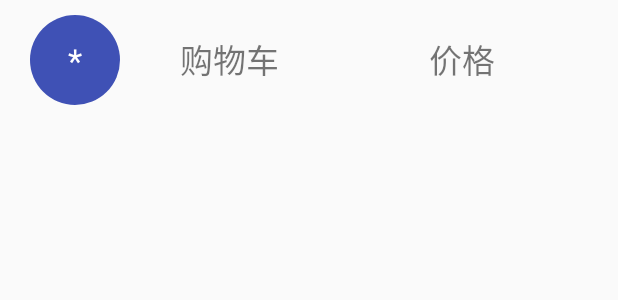
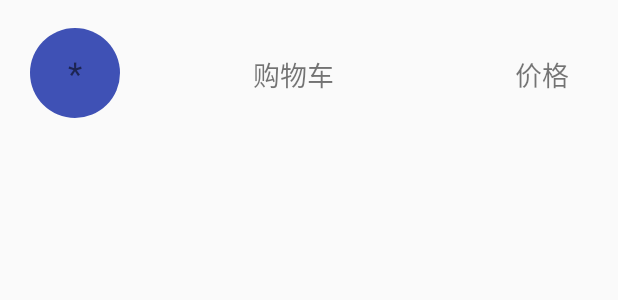
Before and after one commit to LQH1997/AndroidDevelope, an Android app: the layout shopping_cart.xml on its own in the app's theme, with its tools: preview values and no code run, on a phone screen of 412 x 824 dp. Shown: the top 300 px of the screen. Run offline under Robolectric (Android 15) with nearby library versions, the light colour scheme and no system bars.

Commit message:
so difficult I can't do it

```diff
--- a/Lab5/app/src/main/res/layout/shopping_cart.xml
+++ b/Lab5/app/src/main/res/layout/shopping_cart.xml
@@ -1,57 +1,57 @@
 <?xml version="1.0" encoding="utf-8"?>
-<LinearLayout xmlns:android="http://schemas.android.com/apk/res/android"
-    android:orientation="vertical"
+<RelativeLayout xmlns:android="http://schemas.android.com/apk/res/android"
+    android:orientation="horizontal"
     android:layout_width="match_parent"
-    android:layout_height="80dp"
+    android:layout_height="match_parent"
     >
 
     <LinearLayout
         android:layout_width="match_parent"
-        android:layout_height="match_parent"
+        android:layout_height="80dp"
         android:orientation="horizontal">
-
         <TextView
+            android:layout_width="60dp"
+            android:layout_height="60dp"
             android:layout_marginTop="10dp"
             android:layout_marginBottom="10dp"
-            android:layout_width="60dp"
-            android:layout_height="60dp"
-            android:background="@drawable/circle_text_view"
             android:layout_marginLeft="20dp"
             android:text="*"
-            android:textColor="@color/white"
-            android:textSize="22dp"
+            android:textSize="22sp"
+            android:background="@drawable/circle_text_view"
             android:gravity="center"
-            android:id="@+id/header_"/>
-
+            />
         <TextView
-            android:id="@+id/name"
             android:layout_width="match_parent"
-            android:layout_height="60dp"
-            android:textSize="22dp"
+            android:layout_height="80dp"
+            android:text="购物车"
+            android:layout_weight="3"
+            android:textSize="18sp"
+            android:gravity="center"
             android:layout_marginTop="10dp"
             android:layout_marginBottom="10dp"
             android:layout_marginRight="10dp"
             android:paddingLeft="40dp"
-            android:text="购物车"
-            android:layout_weight="2"/>
-
+            />
         <TextView
-            android:id="@+id/price"
             android:layout_width="match_parent"
-            android:layout_height="60dp"
-            android:textSize="22dp"
+            android:layout_height="80dp"
+            android:text="价格"
+            android:layout_weight="4"
+            android:textSize="18sp"
+            android:gravity="center"
             android:layout_marginTop="10dp"
             android:layout_marginBottom="10dp"
             android:layout_marginRight="10dp"
             android:paddingLeft="40dp"
-            android:text="价格"
-            android:layout_weight="2"/>
+            />
     </LinearLayout>
+
     <android.support.v7.widget.RecyclerView
         android:layout_width="match_parent"
         android:layout_height="match_parent"
+        android:layout_marginTop="90dp"
         android:id="@+id/my_recycleview_cart">
 
     </android.support.v7.widget.RecyclerView>
 
-</LinearLayout>
+</RelativeLayout>
```
Also changed, not shown: Lab5/app/src/main/java/com/example/andrew/lab5/CartAdapter.java (added, +83 -0 lines), Lab5/app/src/main/java/com/example/andrew/lab5/ListItems.java (+5 -2 lines), Lab5/app/src/main/java/com/example/andrew/lab5/MainActivity.java (+36 -59 lines), Lab5/app/src/main/java/com/example/andrew/lab5/MyAdapter.java (added, +86 -0 lines), Lab5/app/src/main/java/com/example/andrew/lab5/shopping_cart.java (+33 -7 lines), Lab5/app/src/main/res/layout/items_info_in_cart.xml (added, +53 -0 lines).
